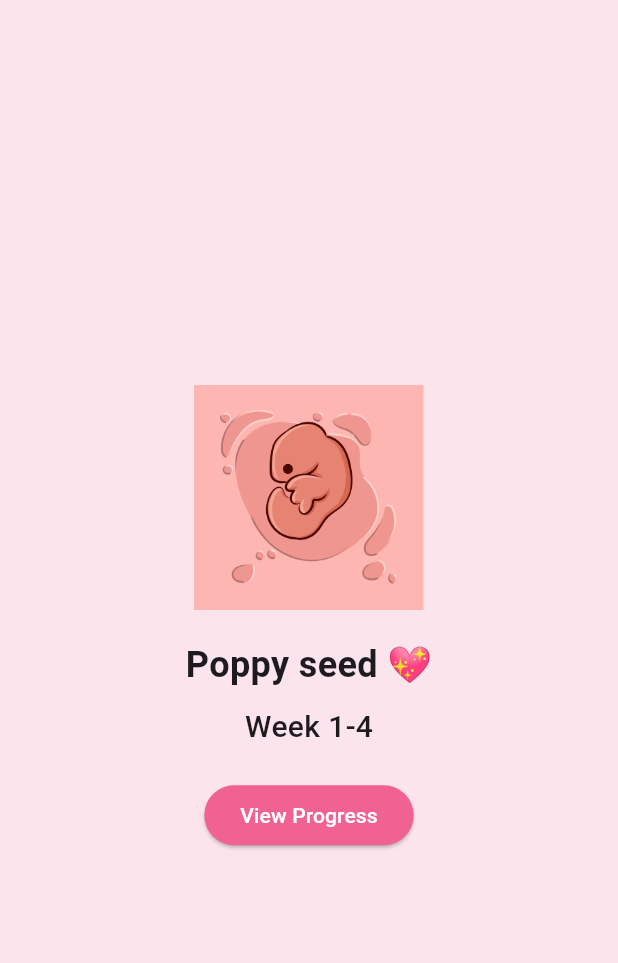
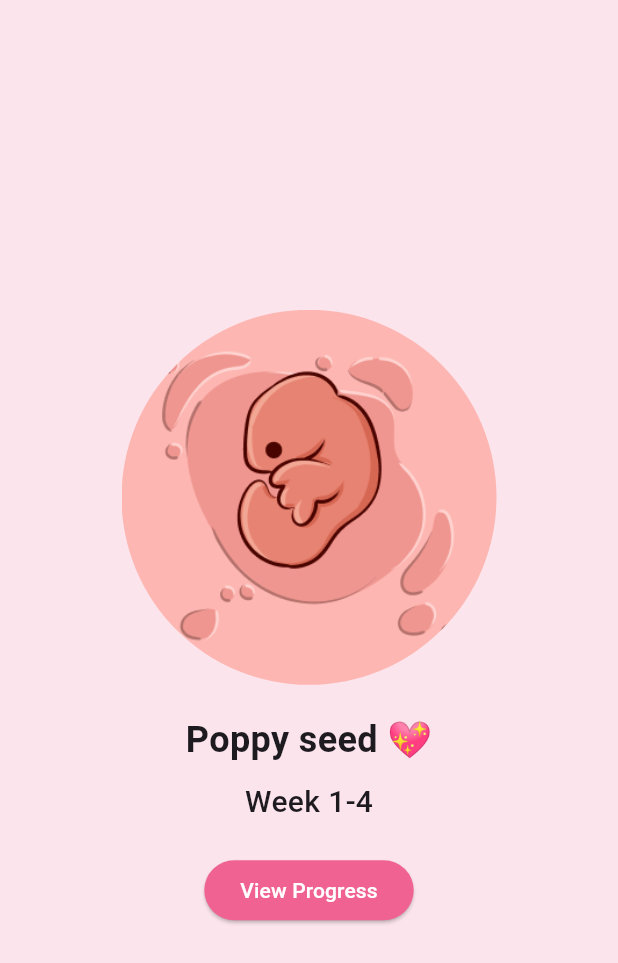
Before and after one commit to ShaikMoosa/Halima, a Flutter app: the HomeScreen screen opened by its route, on a phone screen of 412 x 824 dp. Shown: the top 963 px of the screen. Run offline on Flutter 3.47's test engine with Material 3 defaults, Android fonts, the phone set to English and light mode, and no system bars; Roboto replaces fonts that are missing (Arial).

Commit message:
image rounded

```diff
--- a/lib/home_screen.dart
+++ b/lib/home_screen.dart
@@ -34,10 +34,15 @@ class HomeScreen extends StatelessWidget {
       child: Column(
         mainAxisAlignment: MainAxisAlignment.center,
         children: [
-            Image.asset(
-              'assets/${weekData.fruit.toLowerCase()}.png',
-              height: 150,
-              errorBuilder: (context, error, stackTrace) => const Icon(Icons.broken_image, size: 150), // Fallback in case image doesn't exist
+          ClipOval(
+            child: Image.asset(
+              'assets/${weekData.fruit.toLowerCase()}.png', // Replaces spaces with underscores
+              height: 250, // Set height
+              width: 250,  // Set width
+              fit: BoxFit.cover, // Ensures the image fits within the circular shape
+              errorBuilder: (context, error, stackTrace) =>
+                  const Icon(Icons.broken_image, size: 150),
+            ),
           ),
           const SizedBox(height: 20),
           Text(
@@ -52,7 +57,8 @@ class HomeScreen extends StatelessWidget {
           const SizedBox(height: 20),
           ElevatedButton(
             onPressed: () {
-                Provider.of<WeekProvider>(context, listen: false).selectWeek(weekData);
+              Provider.of<WeekProvider>(context, listen: false)
+                  .selectWeek(weekData);
               Navigator.pushNamed(context, '/viewProgress');
             },
             style: ElevatedButton.styleFrom(
```
Lines whose indentation alone changed are shown as unchanged.
